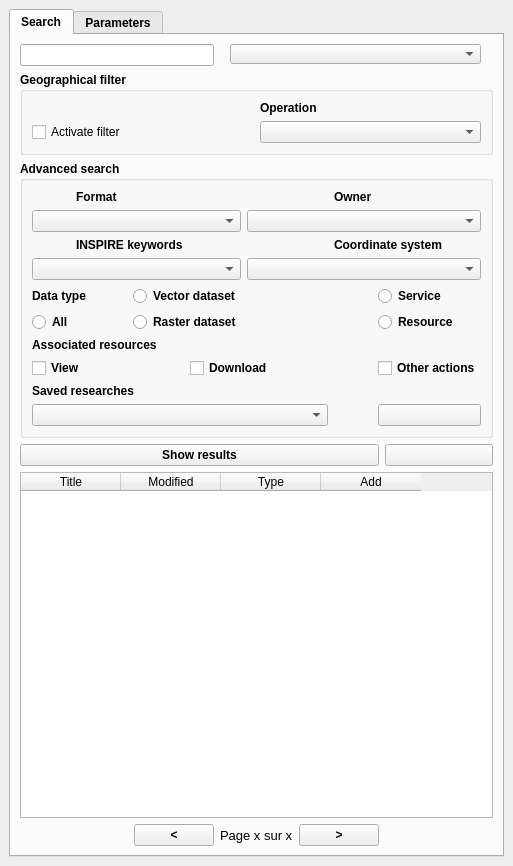
Old version of the form ui/isogeo_dockwidget_base.ui in the repository isogeo/isogeo-plugin-qgis.
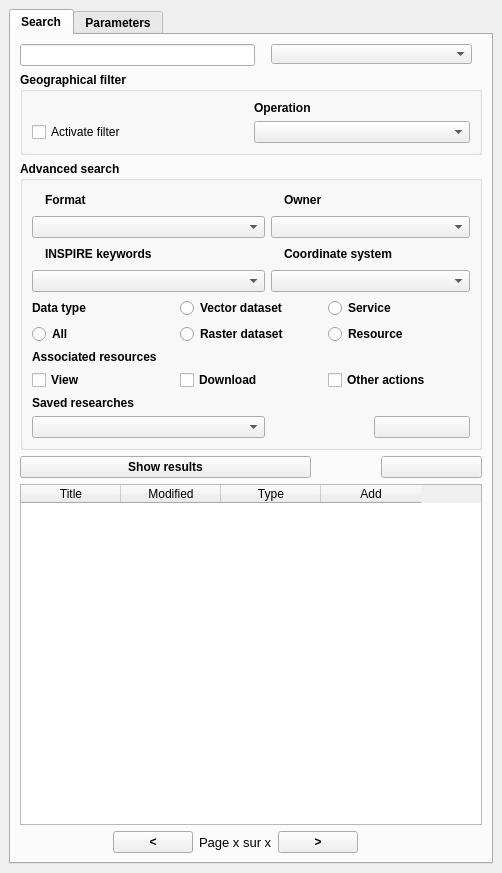
New version of the form. Icons and pictures are not drawn. Custom widgets are drawn as their Qt base class.

```diff
--- a/ui/isogeo_dockwidget_base.ui
+++ b/ui/isogeo_dockwidget_base.ui
@@ -6,10 +6,16 @@
    <rect>
     <x>0</x>
     <y>0</y>
-    <width>508</width>
-    <height>866</height>
+    <width>502</width>
+    <height>873</height>
    </rect>
   </property>
+  <property name="minimumSize">
+   <size>
+    <width>502</width>
+    <height>856</height>
+   </size>
+  </property>
   <property name="locale">
    <locale language="English" country="UnitedStates"/>
   </property>
@@ -34,7 +40,9 @@
         <string>Search</string>
        </attribute>
        <layout class="QGridLayout" name="gridLayout_4">
-        <item row="0" column="0" colspan="2">
+        <item row="0" column="0">
+         <layout class="QHBoxLayout" name="horizontalLayout_14">
+          <item>
          <widget class="QLineEdit" name="txt_input">
           <property name="inputMask">
            <string/>
@@ -44,7 +52,29 @@
           </property>
          </widget>
         </item>
-        <item row="1" column="0" colspan="6">
+          <item>
+           <widget class="QWidget" name="widget" native="true">
+            <property name="minimumSize">
+             <size>
+              <width>221</width>
+              <height>0</height>
+             </size>
+            </property>
+            <widget class="QComboBox" name="cbb_keywords">
+             <property name="geometry">
+              <rect>
+               <x>10</x>
+               <y>0</y>
+               <width>201</width>
+               <height>20</height>
+              </rect>
+             </property>
+            </widget>
+           </widget>
+          </item>
+         </layout>
+        </item>
+        <item row="1" column="0">
          <widget class="QgsCollapsibleGroupBox" name="grp_geofilter">
           <property name="font">
            <font>
@@ -91,7 +121,7 @@
           </layout>
          </widget>
         </item>
-        <item row="2" column="0" colspan="6">
+        <item row="2" column="0">
          <widget class="QgsCollapsibleGroupBox" name="grp_filters">
           <property name="font">
            <font>
@@ -110,6 +140,12 @@
           </property>
           <layout class="QGridLayout" name="gridLayout_2">
            <item row="0" column="0">
+            <layout class="QVBoxLayout" name="verticalLayout">
+             <item>
+              <layout class="QHBoxLayout" name="horizontalLayout_5">
+               <item>
+                <layout class="QHBoxLayout" name="horizontalLayout">
+                 <item>
             <widget class="QLabel" name="label_2">
              <property name="font">
               <font>
@@ -126,7 +162,7 @@
              </property>
             </widget>
            </item>
-           <item row="0" column="1" colspan="2">
+                 <item>
             <widget class="QLabel" name="label_8">
              <property name="font">
               <font>
@@ -140,7 +176,54 @@
              </property>
             </widget>
            </item>
-           <item row="0" column="5">
+                </layout>
+               </item>
+               <item>
+                <spacer name="horizontalSpacer_2">
+                 <property name="orientation">
+                  <enum>Qt::Horizontal</enum>
+                 </property>
+                 <property name="sizeHint" stdset="0">
+                  <size>
+                   <width>138</width>
+                   <height>20</height>
+                  </size>
+                 </property>
+                </spacer>
+               </item>
+              </layout>
+             </item>
+             <item>
+              <widget class="QComboBox" name="cbb_format">
+               <property name="sizePolicy">
+                <sizepolicy hsizetype="Preferred" vsizetype="Fixed">
+                 <horstretch>0</horstretch>
+                 <verstretch>0</verstretch>
+                </sizepolicy>
+               </property>
+               <property name="minimumSize">
+                <size>
+                 <width>30</width>
+                 <height>0</height>
+                </size>
+               </property>
+               <property name="maximumSize">
+                <size>
+                 <width>300</width>
+                 <height>16777215</height>
+                </size>
+               </property>
+              </widget>
+             </item>
+            </layout>
+           </item>
+           <item row="0" column="1" colspan="2">
+            <layout class="QVBoxLayout" name="verticalLayout_2">
+             <item>
+              <layout class="QHBoxLayout" name="horizontalLayout_6">
+               <item>
+                <layout class="QHBoxLayout" name="horizontalLayout_3">
+                 <item>
             <widget class="QLabel" name="label_9">
              <property name="font">
               <font>
@@ -157,7 +240,7 @@
              </property>
             </widget>
            </item>
-           <item row="0" column="6">
+                 <item>
             <widget class="QLabel" name="label_3">
              <property name="font">
               <font>
@@ -171,29 +254,24 @@
              </property>
             </widget>
            </item>
-           <item row="1" column="0" colspan="4">
-            <widget class="QComboBox" name="cbb_format">
-             <property name="sizePolicy">
-              <sizepolicy hsizetype="Preferred" vsizetype="Fixed">
-               <horstretch>0</horstretch>
-               <verstretch>0</verstretch>
-              </sizepolicy>
-             </property>
-             <property name="minimumSize">
+                </layout>
+               </item>
+               <item>
+                <spacer name="horizontalSpacer_3">
+                 <property name="orientation">
+                  <enum>Qt::Horizontal</enum>
+                 </property>
+                 <property name="sizeHint" stdset="0">
               <size>
-               <width>30</width>
-               <height>0</height>
-              </size>
-             </property>
-             <property name="maximumSize">
-              <size>
-               <width>300</width>
-               <height>16777215</height>
-              </size>
-             </property>
-            </widget>
-           </item>
-           <item row="1" column="4" colspan="4">
+                   <width>148</width>
+                   <height>20</height>
+                  </size>
+                 </property>
+                </spacer>
+               </item>
+              </layout>
+             </item>
+             <item>
             <widget class="QComboBox" name="cbb_owner">
              <property name="sizePolicy">
               <sizepolicy hsizetype="Preferred" vsizetype="Fixed">
@@ -215,7 +293,15 @@
              </property>
             </widget>
            </item>
-           <item row="2" column="0">
+            </layout>
+           </item>
+           <item row="1" column="0">
+            <layout class="QVBoxLayout" name="verticalLayout_3">
+             <item>
+              <layout class="QHBoxLayout" name="horizontalLayout_7">
+               <item>
+                <layout class="QHBoxLayout" name="horizontalLayout_2">
+                 <item>
             <widget class="QLabel" name="label_13">
              <property name="font">
               <font>
@@ -232,7 +318,7 @@
              </property>
             </widget>
            </item>
-           <item row="2" column="1" colspan="2">
+                 <item>
             <widget class="QLabel" name="label_4">
              <property name="font">
               <font>
@@ -246,7 +332,54 @@
              </property>
             </widget>
            </item>
-           <item row="2" column="5">
+                </layout>
+               </item>
+               <item>
+                <spacer name="horizontalSpacer_5">
+                 <property name="orientation">
+                  <enum>Qt::Horizontal</enum>
+                 </property>
+                 <property name="sizeHint" stdset="0">
+                  <size>
+                   <width>78</width>
+                   <height>20</height>
+                  </size>
+                 </property>
+                </spacer>
+               </item>
+              </layout>
+             </item>
+             <item>
+              <widget class="QComboBox" name="cbb_inspire">
+               <property name="sizePolicy">
+                <sizepolicy hsizetype="Preferred" vsizetype="Fixed">
+                 <horstretch>0</horstretch>
+                 <verstretch>0</verstretch>
+                </sizepolicy>
+               </property>
+               <property name="minimumSize">
+                <size>
+                 <width>30</width>
+                 <height>0</height>
+                </size>
+               </property>
+               <property name="maximumSize">
+                <size>
+                 <width>300</width>
+                 <height>16777215</height>
+                </size>
+               </property>
+              </widget>
+             </item>
+            </layout>
+           </item>
+           <item row="1" column="1" colspan="2">
+            <layout class="QVBoxLayout" name="verticalLayout_4">
+             <item>
+              <layout class="QHBoxLayout" name="horizontalLayout_8">
+               <item>
+                <layout class="QHBoxLayout" name="horizontalLayout_4">
+                 <item>
             <widget class="QLabel" name="label_14">
              <property name="font">
               <font>
@@ -263,7 +396,7 @@
              </property>
             </widget>
            </item>
-           <item row="2" column="6" colspan="2">
+                 <item>
             <widget class="QLabel" name="label_5">
              <property name="font">
               <font>
@@ -277,29 +410,24 @@
              </property>
             </widget>
            </item>
-           <item row="3" column="0" colspan="4">
-            <widget class="QComboBox" name="cbb_inspire">
-             <property name="sizePolicy">
-              <sizepolicy hsizetype="Preferred" vsizetype="Fixed">
-               <horstretch>0</horstretch>
-               <verstretch>0</verstretch>
-              </sizepolicy>
-             </property>
-             <property name="minimumSize">
+                </layout>
+               </item>
+               <item>
+                <spacer name="horizontalSpacer_6">
+                 <property name="orientation">
+                  <enum>Qt::Horizontal</enum>
+                 </property>
+                 <property name="sizeHint" stdset="0">
               <size>
-               <width>30</width>
-               <height>0</height>
-              </size>
-             </property>
-             <property name="maximumSize">
-              <size>
-               <width>300</width>
-               <height>16777215</height>
-              </size>
-             </property>
-            </widget>
-           </item>
-           <item row="3" column="4" colspan="4">
+                   <width>68</width>
+                   <height>20</height>
+                  </size>
+                 </property>
+                </spacer>
+               </item>
+              </layout>
+             </item>
+             <item>
             <widget class="QComboBox" name="cbb_srs">
              <property name="sizePolicy">
               <sizepolicy hsizetype="Preferred" vsizetype="Fixed">
@@ -321,7 +449,13 @@
              </property>
             </widget>
            </item>
-           <item row="4" column="0" colspan="2">
+            </layout>
+           </item>
+           <item row="2" column="0" colspan="3">
+            <layout class="QVBoxLayout" name="verticalLayout_5">
+             <item>
+              <layout class="QHBoxLayout" name="horizontalLayout_9">
+               <item>
             <widget class="QLabel" name="label_24">
              <property name="font">
               <font>
@@ -334,7 +468,7 @@
              </property>
             </widget>
            </item>
-           <item row="4" column="2" colspan="2">
+               <item>
             <widget class="QRadioButton" name="rdb_vector">
              <property name="sizePolicy">
               <sizepolicy hsizetype="Preferred" vsizetype="Fixed">
@@ -347,7 +481,7 @@
              </property>
             </widget>
            </item>
-           <item row="4" column="7">
+               <item>
             <widget class="QRadioButton" name="rdb_service">
              <property name="sizePolicy">
               <sizepolicy hsizetype="Preferred" vsizetype="Fixed">
@@ -360,14 +494,18 @@
              </property>
             </widget>
            </item>
-           <item row="5" column="0" colspan="2">
+              </layout>
+             </item>
+             <item>
+              <layout class="QHBoxLayout" name="horizontalLayout_10">
+               <item>
             <widget class="QRadioButton" name="rdb_alltypes">
              <property name="text">
               <string>All</string>
              </property>
             </widget>
            </item>
-           <item row="5" column="2" colspan="2">
+               <item>
             <widget class="QRadioButton" name="rdb_raster">
              <property name="sizePolicy">
               <sizepolicy hsizetype="Preferred" vsizetype="Fixed">
@@ -380,7 +518,7 @@
              </property>
             </widget>
            </item>
-           <item row="5" column="7">
+               <item>
             <widget class="QRadioButton" name="rdb_resource">
              <property name="sizePolicy">
               <sizepolicy hsizetype="Preferred" vsizetype="Fixed">
@@ -393,7 +531,11 @@
              </property>
             </widget>
            </item>
-           <item row="6" column="0" colspan="3">
+              </layout>
+             </item>
+            </layout>
+           </item>
+           <item row="3" column="0">
             <widget class="QLabel" name="label_6">
              <property name="font">
               <font>
@@ -407,28 +549,32 @@
              </property>
             </widget>
            </item>
-           <item row="7" column="0" colspan="2">
+           <item row="4" column="0" colspan="3">
+            <layout class="QHBoxLayout" name="horizontalLayout_11">
+             <item>
             <widget class="QCheckBox" name="checkBox">
              <property name="text">
               <string>View</string>
              </property>
             </widget>
            </item>
-           <item row="7" column="3" colspan="2">
+             <item>
             <widget class="QCheckBox" name="checkBox_2">
              <property name="text">
               <string>Download</string>
              </property>
             </widget>
            </item>
-           <item row="7" column="7">
+             <item>
             <widget class="QCheckBox" name="checkBox_3">
              <property name="text">
               <string>Other actions</string>
              </property>
             </widget>
            </item>
-           <item row="8" column="0" colspan="3">
+            </layout>
+           </item>
+           <item row="5" column="0">
             <widget class="QLabel" name="label">
              <property name="font">
               <font>
@@ -441,10 +587,7 @@
              </property>
             </widget>
            </item>
-           <item row="9" column="0" colspan="6">
-            <widget class="QComboBox" name="cbb_saved"/>
-           </item>
-           <item row="9" column="7">
+           <item row="6" column="2">
             <widget class="QPushButton" name="btn_save">
              <property name="text">
               <string/>
@@ -455,6 +598,9 @@
              </property>
             </widget>
            </item>
+           <item row="6" column="0">
+            <widget class="QComboBox" name="cbb_saved"/>
+           </item>
           </layout>
           <zorder>label_24</zorder>
           <zorder>rdb_vector</zorder>
@@ -483,8 +629,16 @@
           <zorder>label_14</zorder>
          </widget>
         </item>
-        <item row="3" column="0" colspan="4">
+        <item row="3" column="0">
+         <layout class="QHBoxLayout" name="horizontalLayout_13">
+          <item>
          <widget class="QPushButton" name="btn_show">
+            <property name="minimumSize">
+             <size>
+              <width>291</width>
+              <height>0</height>
+             </size>
+            </property>
           <property name="text">
            <string>Show results</string>
           </property>
@@ -494,8 +648,27 @@
           </property>
          </widget>
         </item>
-        <item row="3" column="4" colspan="2">
+          <item>
+           <spacer name="horizontalSpacer_9">
+            <property name="orientation">
+             <enum>Qt::Horizontal</enum>
+            </property>
+            <property name="sizeHint" stdset="0">
+             <size>
+              <width>40</width>
+              <height>20</height>
+             </size>
+            </property>
+           </spacer>
+          </item>
+          <item>
          <widget class="QPushButton" name="btn_reinit">
+            <property name="minimumSize">
+             <size>
+              <width>101</width>
+              <height>0</height>
+             </size>
+            </property>
           <property name="text">
            <string/>
           </property>
@@ -505,7 +678,9 @@
           </property>
          </widget>
         </item>
-        <item row="4" column="0" colspan="6">
+         </layout>
+        </item>
+        <item row="4" column="0">
          <widget class="QTableWidget" name="tbl_result">
           <property name="editTriggers">
            <set>QAbstractItemView::NoEditTriggers</set>
@@ -536,22 +711,21 @@
          </widget>
         </item>
         <item row="5" column="0">
-         <spacer name="horizontalSpacer_3">
+         <layout class="QHBoxLayout" name="horizontalLayout_12">
+          <item>
+           <spacer name="horizontalSpacer_7">
           <property name="orientation">
            <enum>Qt::Horizontal</enum>
           </property>
-          <property name="sizeType">
-           <enum>QSizePolicy::Fixed</enum>
-          </property>
           <property name="sizeHint" stdset="0">
            <size>
-            <width>108</width>
+              <width>98</width>
             <height>20</height>
            </size>
           </property>
          </spacer>
         </item>
-        <item row="5" column="1">
+          <item>
          <widget class="QPushButton" name="btn_previous">
           <property name="sizePolicy">
            <sizepolicy hsizetype="Fixed" vsizetype="Fixed">
@@ -564,7 +738,7 @@
           </property>
          </widget>
         </item>
-        <item row="5" column="2">
+          <item>
          <widget class="QLabel" name="lbl_page">
           <property name="font">
            <font>
@@ -578,42 +752,27 @@
           </property>
          </widget>
         </item>
-        <item row="5" column="3">
+          <item>
          <widget class="QPushButton" name="btn_next">
           <property name="text">
            <string>&gt;</string>
           </property>
          </widget>
         </item>
-        <item row="5" column="4" colspan="2">
-         <spacer name="horizontalSpacer_2">
+          <item>
+           <spacer name="horizontalSpacer_8">
           <property name="orientation">
            <enum>Qt::Horizontal</enum>
           </property>
-          <property name="sizeType">
-           <enum>QSizePolicy::Fixed</enum>
-          </property>
           <property name="sizeHint" stdset="0">
            <size>
-            <width>108</width>
+              <width>128</width>
             <height>20</height>
            </size>
           </property>
          </spacer>
         </item>
-        <item row="0" column="2" colspan="4">
-         <widget class="QWidget" name="widget" native="true">
-          <widget class="QComboBox" name="cbb_keywords">
-           <property name="geometry">
-            <rect>
-             <x>10</x>
-             <y>0</y>
-             <width>251</width>
-             <height>20</height>
-            </rect>
-           </property>
-          </widget>
-         </widget>
+         </layout>
         </item>
        </layout>
       </widget>
```
Left out of the diff: 22 changed lines with no effect on the pictures. Lines whose indentation alone changed are shown as unchanged.
